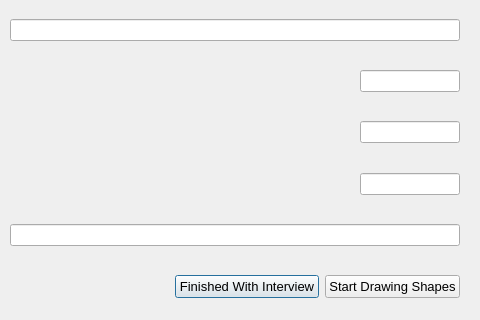
Above: oom_st_kitts_nevis/Interview/selectfishery.ui from Ecotrust/openoceanmap-desktop before the change; both pictures show x 202 to 682 and y 106 to 426 of the 682 by 426 pixel window. Below: the same form after it.
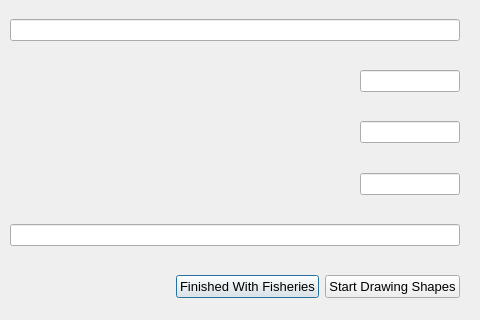
That is the form after the change.

The edit to the form file:
```diff
--- a/oom_st_kitts_nevis/Interview/selectfishery.ui
+++ b/oom_st_kitts_nevis/Interview/selectfishery.ui
@@ -565,7 +565,7 @@
            </font>
           </property>
           <property name="text" >
-           <string>Finished With Interview</string>
+           <string>Finished With Fisheries</string>
           </property>
          </widget>
         </item>
```
